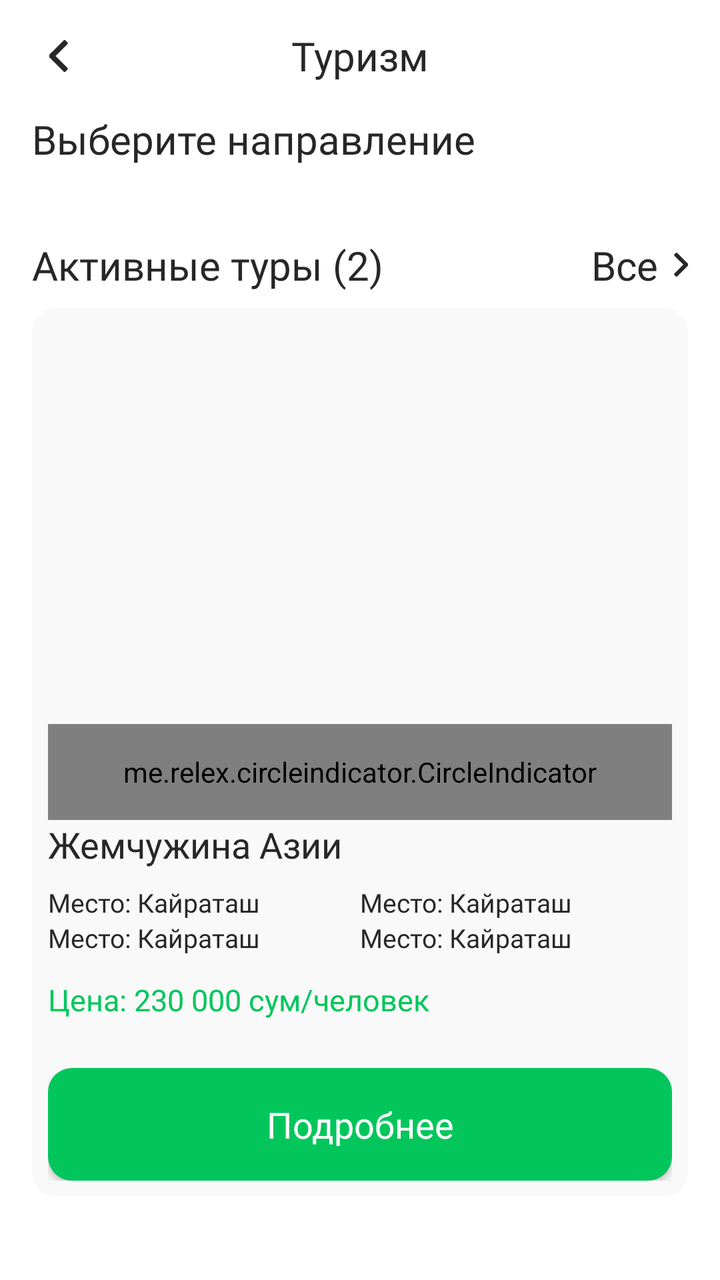
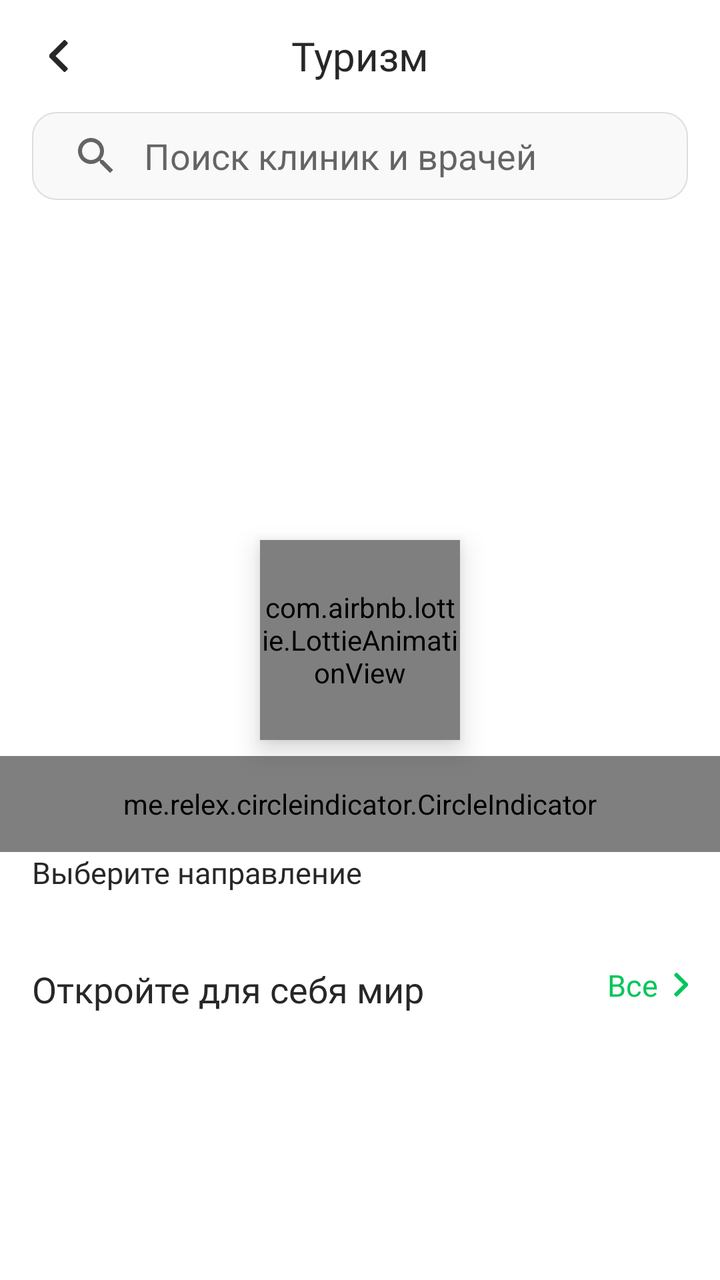

Screens rendered from an Android XML layout before and after an edit, with the pre-edit source and the edit as a unified diff.
<!-- AndroidManifest.xml: application theme Theme.MyTaxiUz -->
<!-- res/layout/fragment_tourism_main.xml -->
<?xml version="1.0" encoding="utf-8"?>
<androidx.appcompat.widget.LinearLayoutCompat xmlns:android="http://schemas.android.com/apk/res/android"
    android:layout_width="match_parent"
    xmlns:app="http://schemas.android.com/apk/res-auto"
    xmlns:tools="http://schemas.android.com/tools"
    android:orientation="vertical"
    tools:context=".fragments.tourism.mainTourism.FragmentTourismMain"
    android:layout_height="match_parent">

    <RelativeLayout
        android:elevation="@dimen/margin_padding_4dp"
        android:layout_width="match_parent"
        android:id="@+id/toolbar"
        android:layout_height="?attr/actionBarSize">
        <androidx.appcompat.widget.AppCompatImageView
            android:layout_width="wrap_content"
            android:layout_height="wrap_content"
            android:id="@+id/backToHome"
            android:background="?attr/selectableItemBackgroundBorderless"
            android:clickable="true"
            android:padding="@dimen/margin_padding_12dp"
            android:src="@drawable/ic_arrow_left"
            android:layout_marginStart="@dimen/margin_padding_12dp"
            android:layout_centerVertical="true"
            android:focusable="true" />

        <TextView
            android:layout_width="wrap_content"
            android:layout_height="wrap_content"
            android:text="@string/tourism"
            android:textColor="@color/black"
            android:textSize="@dimen/text_size_20sp"
            android:fontFamily="@font/inter_medium"
            android:layout_centerInParent="true"/>

    </RelativeLayout>

    <androidx.core.widget.NestedScrollView
        android:layout_width="match_parent"
        android:layout_height="wrap_content"
        android:scrollbars="none">
        <androidx.appcompat.widget.LinearLayoutCompat
            android:layout_width="match_parent"
            android:layout_marginHorizontal="@dimen/margin_padding_16"
            android:layout_height="wrap_content"
            android:orientation="vertical">
            <androidx.appcompat.widget.AppCompatTextView
                android:layout_width="wrap_content"
                android:layout_height="wrap_content"
                android:text="@string/choose_direction"
                android:textSize="@dimen/text_size_20sp"
                android:textColor="@color/black"
                android:fontFamily="@font/inter_bold"/>

            <androidx.recyclerview.widget.RecyclerView
                android:layout_width="match_parent"
                android:layout_height="wrap_content"
                android:layout_marginStart="-8dp"
                android:layout_marginTop="@dimen/margin_padding_12dp"
                android:id="@+id/recyclerView"/>

            <RelativeLayout
                android:layout_marginTop="@dimen/margin_padding_24dp"
                android:layout_width="wrap_content"
                android:layout_height="wrap_content">
                <androidx.appcompat.widget.AppCompatTextView
                    android:layout_width="wrap_content"
                    android:layout_height="wrap_content"
                    android:text="Активные туры (2)"
                    android:textSize="@dimen/text_size_20sp"
                    android:textColor="@color/black"
                    android:fontFamily="@font/inter_bold"/>
                <androidx.appcompat.widget.AppCompatTextView
                    android:layout_width="wrap_content"
                    android:layout_height="wrap_content"
                    android:text="Все"
                    android:id="@+id/all"
                    android:layout_alignParentEnd="true"
                    android:drawableEnd="@drawable/ic_arrow_right"
                    android:drawablePadding="@dimen/margin_padding_8dp"
                    android:textSize="@dimen/text_size_20sp"
                    android:textColor="@color/black"
                    android:fontFamily="@font/inter_medium"/>
            </RelativeLayout>


            <androidx.appcompat.widget.LinearLayoutCompat
                android:orientation="vertical"
                android:layout_width="match_parent"
                android:padding="@dimen/margin_padding_8dp"
                android:layout_marginBottom="32dp"
                android:background="@drawable/background_grey"
                android:layout_marginTop="@dimen/margin_padding_8dp"
                android:layout_height="wrap_content">
                <androidx.viewpager.widget.ViewPager
                    android:layout_width="match_parent"
                    android:id="@+id/viewPager"
                    android:layout_height="200dp"/>
                <me.relex.circleindicator.CircleIndicator
                    android:id="@+id/indicator"
                    app:ci_drawable_unselected="@drawable/image_unselected"
                    app:ci_drawable="@drawable/image_selected"
                    android:layout_width="match_parent"
                    android:layout_height="48dp"/>

                <androidx.appcompat.widget.AppCompatTextView
                    android:layout_width="wrap_content"
                    android:layout_height="wrap_content"
                    android:text="Жемчужина Азии"
                    android:textSize="@dimen/text_size_18sp"
                    android:textColor="@color/black"
                    android:fontFamily="@font/inter_bold"/>

                <androidx.appcompat.widget.LinearLayoutCompat
                    android:layout_width="match_parent"
                    android:layout_height="wrap_content"
                    android:layout_marginTop="@dimen/margin_padding_8dp"
                    android:orientation="horizontal">
                    <androidx.appcompat.widget.LinearLayoutCompat
                        android:layout_width="0dp"
                        android:layout_height="wrap_content"
                        android:layout_weight="1"
                        android:orientation="vertical">
                        <androidx.appcompat.widget.AppCompatTextView
                            android:layout_width="wrap_content"
                            android:layout_height="wrap_content"
                            android:textColor="@color/black"
                            android:textSize="@dimen/text_size_13sp"
                            android:fontFamily="@font/inter_regular"
                            android:text="Место: Кайраташ "/>
                        <androidx.appcompat.widget.AppCompatTextView
                            android:layout_width="wrap_content"
                            android:layout_height="wrap_content"
                            android:textColor="@color/black"
                            android:textSize="@dimen/text_size_13sp"
                            android:fontFamily="@font/inter_regular"
                            android:text="Место: Кайраташ "/>

                    </androidx.appcompat.widget.LinearLayoutCompat>
                    <androidx.appcompat.widget.LinearLayoutCompat
                        android:layout_width="0dp"
                        android:layout_height="wrap_content"
                        android:layout_weight="1"
                        android:orientation="vertical">
                        <androidx.appcompat.widget.AppCompatTextView
                            android:layout_width="wrap_content"
                            android:layout_height="wrap_content"
                            android:textColor="@color/black"
                            android:textSize="@dimen/text_size_13sp"
                            android:fontFamily="@font/inter_regular"
                            android:text="Место: Кайраташ "/>
                        <androidx.appcompat.widget.AppCompatTextView
                            android:layout_width="wrap_content"
                            android:layout_height="wrap_content"
                            android:textColor="@color/black"
                            android:textSize="@dimen/text_size_13sp"
                            android:fontFamily="@font/inter_regular"
                            android:text="Место: Кайраташ "/>
                    </androidx.appcompat.widget.LinearLayoutCompat>
                </androidx.appcompat.widget.LinearLayoutCompat>

                <androidx.appcompat.widget.AppCompatTextView
                    android:layout_width="wrap_content"
                    android:layout_height="wrap_content"
                    android:text="Цена: 230 000 сум/человек"
                    android:textColor="@color/green"
                    android:textSize="@dimen/text_size_15sp"
                    android:fontFamily="@font/inter_medium"
                    android:layout_marginTop="@dimen/margin_padding_12dp"/>

                <androidx.appcompat.widget.AppCompatButton
                    android:id="@+id/back"
                    android:layout_width="match_parent"
                    android:layout_height="wrap_content"
                    android:layout_marginTop="@dimen/margin_padding_24dp"
                    android:background="@drawable/background_white_corner_12"
                    android:backgroundTint="@color/green"
                    android:padding="@dimen/margin_padding_16dp"
                    android:text="@string/more_details"
                    android:textAppearance="@style/boldStyleLight"
                    android:textSize="@dimen/text_size_18sp" />


            </androidx.appcompat.widget.LinearLayoutCompat>


        </androidx.appcompat.widget.LinearLayoutCompat>
    </androidx.core.widget.NestedScrollView>







</androidx.appcompat.widget.LinearLayoutCompat>
<!-- resources referenced by this layout -->
<resources>
  <color name="black">#272727</color>
  <color name="green">#02C65C</color>
  <dimen name="margin_padding_12dp">12dp</dimen>
  <dimen name="margin_padding_16">16dp</dimen>
  <dimen name="margin_padding_16dp">16dp</dimen>
  <dimen name="margin_padding_24dp">24dp</dimen>
  <dimen name="margin_padding_4dp">4dp</dimen>
  <dimen name="margin_padding_8dp">8dp</dimen>
  <dimen name="text_size_13sp">13sp</dimen>
  <dimen name="text_size_15sp">15sp</dimen>
  <dimen name="text_size_18sp">18sp</dimen>
  <dimen name="text_size_20sp">20sp</dimen>
  <!-- drawable background_grey (drawable) -->
  <?xml version="1.0" encoding="utf-8"?>
  <shape xmlns:android="http://schemas.android.com/apk/res/android">
      <corners android:radius="12sp"/>
      <solid android:color="@color/grey"/>
  </shape>
  <!-- drawable background_white_corner_12 (drawable) -->
  <?xml version="1.0" encoding="utf-8"?>
  <shape xmlns:android="http://schemas.android.com/apk/res/android">
  <corners android:radius="12dp"/>
      <solid android:color="@color/white"/>
  </shape>
  <!-- drawable image_selected (drawable) -->
  <?xml version="1.0" encoding="utf-8"?>
  <shape xmlns:android="http://schemas.android.com/apk/res/android">
  
      <corners android:radius="2.5dp"/>
      <solid android:color="@color/green"/>
      <size android:width="5dp" android:height="5dp"/>
  
  
  </shape>
  <!-- drawable image_unselected (drawable) -->
  <?xml version="1.0" encoding="utf-8"?>
  <shape xmlns:android="http://schemas.android.com/apk/res/android">
  
      <corners android:radius="2dp"/>
      <solid android:color="@color/dark_grey"/>
      <size android:width="3dp" android:height="3dp"/>
  
  </shape>
  <string name="choose_direction">Выберите направление</string>
  <string name="more_details">Подробнее</string>
  <string name="tourism">Туризм</string>
  <style name="boldStyleLight">
          <item name="fontFamily">@font/inter_bold</item>
          <item name="android:textColor">@color/white</item>
      </style>
  <style name="Theme.MyTaxiUz" parent="Theme.MaterialComponents.DayNight.DarkActionBar">
          
          <item name="colorPrimary">@color/green</item>
          <item name="colorPrimaryVariant">@color/green</item>
          <item name="colorOnPrimary">@color/white</item>
          
          <item name="colorSecondary">@color/yellow</item>
          <item name="colorSecondaryVariant">@color/yellow</item>
          <item name="colorOnSecondary">@color/black</item>
  
          <item name="colorAccent">@color/green</item>
          
          <item name="android:statusBarColor" tools:targetApi="l">@color/white</item>
          
          <item name="android:datePickerStyle">@style/MyDatePickerStyle</item>
      </style>
  <color name="grey">#F9F9F9</color>
  <color name="white">#FFFFFFFF</color>
  <color name="dark_grey">#DBDFE0</color>
  <color name="yellow">#FFB802</color>
  <style name="MyDatePickerStyle" parent="@android:style/Widget.DeviceDefault.DatePicker">
          <item name="android:headerBackground">@color/red</item>
          <item name="android:headerMonthTextAppearance">@style/MyDatePickerTextAppearance</item>
      </style>
  <color name="red">#FF6060</color>
  <style name="MyDatePickerTextAppearance" parent="TextAppearance.AppCompat.Body1">
          <item name="android:textColor">@drawable/my_color_state_list</item>
      </style>
  <!-- drawable my_color_state_list (drawable) -->
  <?xml version="1.0" encoding="utf-8"?>
  <selector xmlns:android="http://schemas.android.com/apk/res/android">
      
      <item android:color="@color/green" android:state_selected="true"/>
      
  </selector>
  <!-- unchanged entries left out for length: 2 -->
</resources>

<!-- the commit's change to res/layout/fragment_tourism_main.xml (unified diff, before → after) -->
@@ -1,5 +1,5 @@
 <?xml version="1.0" encoding="utf-8"?>
-<androidx.appcompat.widget.LinearLayoutCompat xmlns:android="http://schemas.android.com/apk/res/android"
+<androidx.coordinatorlayout.widget.CoordinatorLayout xmlns:android="http://schemas.android.com/apk/res/android"
     android:layout_width="match_parent"
     xmlns:app="http://schemas.android.com/apk/res-auto"
     xmlns:tools="http://schemas.android.com/tools"
@@ -7,95 +7,79 @@
     tools:context=".fragments.tourism.mainTourism.FragmentTourismMain"
     android:layout_height="match_parent">
 
-    <RelativeLayout
-        android:elevation="@dimen/margin_padding_4dp"
-        android:layout_width="match_parent"
-        android:id="@+id/toolbar"
-        android:layout_height="?attr/actionBarSize">
-        <androidx.appcompat.widget.AppCompatImageView
-            android:layout_width="wrap_content"
-            android:layout_height="wrap_content"
-            android:id="@+id/backToHome"
-            android:background="?attr/selectableItemBackgroundBorderless"
-            android:clickable="true"
-            android:padding="@dimen/margin_padding_12dp"
-            android:src="@drawable/ic_arrow_left"
-            android:layout_marginStart="@dimen/margin_padding_12dp"
-            android:layout_centerVertical="true"
-            android:focusable="true" />
-
-        <TextView
-            android:layout_width="wrap_content"
-            android:layout_height="wrap_content"
-            android:text="@string/tourism"
-            android:textColor="@color/black"
-            android:textSize="@dimen/text_size_20sp"
-            android:fontFamily="@font/inter_medium"
-            android:layout_centerInParent="true"/>
-
-    </RelativeLayout>
-
-    <androidx.core.widget.NestedScrollView
+    <androidx.appcompat.widget.LinearLayoutCompat
         android:layout_width="match_parent"
         android:layout_height="wrap_content"
-        android:scrollbars="none">
-        <androidx.appcompat.widget.LinearLayoutCompat
+        android:orientation="vertical">
+        <RelativeLayout
+            android:elevation="@dimen/margin_padding_4dp"
             android:layout_width="match_parent"
-            android:layout_marginHorizontal="@dimen/margin_padding_16"
-            android:layout_height="wrap_content"
-            android:orientation="vertical">
-            <androidx.appcompat.widget.AppCompatTextView
+            android:id="@+id/toolbar"
+            android:layout_height="?attr/actionBarSize">
+            <androidx.appcompat.widget.AppCompatImageView
                 android:layout_width="wrap_content"
                 android:layout_height="wrap_content"
-                android:text="@string/choose_direction"
+                android:id="@+id/backToHome"
+                android:background="?attr/selectableItemBackgroundBorderless"
+                android:clickable="true"
+                android:padding="@dimen/margin_padding_12dp"
+                android:src="@drawable/ic_arrow_left"
+                android:layout_marginStart="@dimen/margin_padding_12dp"
+                android:layout_centerVertical="true"
+                android:focusable="true" />
+
+            <TextView
+                android:layout_width="wrap_content"
+                android:layout_height="wrap_content"
+                android:text="@string/tourism"
+                android:textColor="@color/black"
                 android:textSize="@dimen/text_size_20sp"
-                android:textColor="@color/black"
-                android:fontFamily="@font/inter_bold"/>
+                android:fontFamily="@font/inter_medium"
+                android:layout_centerInParent="true"/>
 
-            <androidx.recyclerview.widget.RecyclerView
+        </RelativeLayout>
+
+        <androidx.core.widget.NestedScrollView
+            android:layout_width="match_parent"
+            android:layout_height="wrap_content"
+            android:scrollbars="none">
+            <androidx.appcompat.widget.LinearLayoutCompat
                 android:layout_width="match_parent"
                 android:layout_height="wrap_content"
-                android:layout_marginStart="-8dp"
-                android:layout_marginTop="@dimen/margin_padding_12dp"
-                android:id="@+id/recyclerView"/>
+                android:orientation="vertical">
 
-            <RelativeLayout
-                android:layout_marginTop="@dimen/margin_padding_24dp"
-                android:layout_width="wrap_content"
-                android:layout_height="wrap_content">
-                <androidx.appcompat.widget.AppCompatTextView
-                    android:layout_width="wrap_content"
+                <androidx.appcompat.widget.SearchView
+                    android:id="@+id/search_view"
+                    android:layout_width="match_parent"
+                    android:layout_height="44dp"
+                    android:layout_marginHorizontal="@dimen/margin_padding_16"
+                    android:background="@drawable/bg_grey_rounded"
+                    app:iconifiedByDefault="false"
+                    app:queryBackground="@null"
+                    app:queryHint="Поиск клиник и врачей" />
+
+                <androidx.recyclerview.widget.RecyclerView
+                    android:id="@+id/recyclerViewChip"
+                    android:layout_width="match_parent"
                     android:layout_height="wrap_content"
-                    android:text="Активные туры (2)"
-                    android:textSize="@dimen/text_size_20sp"
-                    android:textColor="@color/black"
-                    android:fontFamily="@font/inter_bold"/>
-                <androidx.appcompat.widget.AppCompatTextView
-                    android:layout_width="wrap_content"
-                    android:layout_height="wrap_content"
-                    android:text="Все"
-                    android:id="@+id/all"
-                    android:layout_alignParentEnd="true"
-                    android:drawableEnd="@drawable/ic_arrow_right"
-                    android:drawablePadding="@dimen/margin_padding_8dp"
-                    android:textSize="@dimen/text_size_20sp"
-                    android:textColor="@color/black"
-                    android:fontFamily="@font/inter_medium"/>
-            </RelativeLayout>
+                    android:layout_marginTop="@dimen/margin_padding_12dp"
+                    android:clipToPadding="false"
+                    android:orientation="horizontal"
+                    android:paddingStart="@dimen/margin_padding_16"
+                    android:paddingEnd="@dimen/margin_padding_8dp"
+                    app:layoutManager="androidx.recyclerview.widget.LinearLayoutManager"
+                    tools:itemCount="6"
+                    tools:listitem="@layout/layout_textview_chip" />
 
 
-            <androidx.appcompat.widget.LinearLayoutCompat
-                android:orientation="vertical"
-                android:layout_width="match_parent"
-                android:padding="@dimen/margin_padding_8dp"
-                android:layout_marginBottom="32dp"
-                android:background="@drawable/background_grey"
-                android:layout_marginTop="@dimen/margin_padding_8dp"
-                android:layout_height="wrap_content">
+
                 <androidx.viewpager.widget.ViewPager
                     android:layout_width="match_parent"
-                    android:id="@+id/viewPager"
-                    android:layout_height="200dp"/>
+                    android:layout_height="250dp"
+                    android:paddingHorizontal="@dimen/margin_padding_16"
+                    android:clipToPadding="false"
+                    android:layout_marginTop="@dimen/margin_padding_16"
+                    android:id="@+id/viewPager"/>
                 <me.relex.circleindicator.CircleIndicator
                     android:id="@+id/indicator"
                     app:ci_drawable_unselected="@drawable/image_unselected"
@@ -103,94 +87,97 @@
                     android:layout_width="match_parent"
                     android:layout_height="48dp"/>
 
-                <androidx.appcompat.widget.AppCompatTextView
-                    android:layout_width="wrap_content"
-                    android:layout_height="wrap_content"
-                    android:text="Жемчужина Азии"
-                    android:textSize="@dimen/text_size_18sp"
-                    android:textColor="@color/black"
-                    android:fontFamily="@font/inter_bold"/>
 
-                <androidx.appcompat.widget.LinearLayoutCompat
-                    android:layout_width="match_parent"
-                    android:layout_height="wrap_content"
-                    android:layout_marginTop="@dimen/margin_padding_8dp"
-                    android:orientation="horizontal">
-                    <androidx.appcompat.widget.LinearLayoutCompat
-                        android:layout_width="0dp"
-                        android:layout_height="wrap_content"
-                        android:layout_weight="1"
-                        android:orientation="vertical">
-                        <androidx.appcompat.widget.AppCompatTextView
-                            android:layout_width="wrap_content"
-                            android:layout_height="wrap_content"
-                            android:textColor="@color/black"
-                            android:textSize="@dimen/text_size_13sp"
-                            android:fontFamily="@font/inter_regular"
-                            android:text="Место: Кайраташ "/>
-                        <androidx.appcompat.widget.AppCompatTextView
-                            android:layout_width="wrap_content"
-                            android:layout_height="wrap_content"
-                            android:textColor="@color/black"
-                            android:textSize="@dimen/text_size_13sp"
-                            android:fontFamily="@font/inter_regular"
-                            android:text="Место: Кайраташ "/>
-
-                    </androidx.appcompat.widget.LinearLayoutCompat>
-                    <androidx.appcompat.widget.LinearLayoutCompat
-                        android:layout_width="0dp"
-                        android:layout_height="wrap_content"
-                        android:layout_weight="1"
-                        android:orientation="vertical">
-                        <androidx.appcompat.widget.AppCompatTextView
-                            android:layout_width="wrap_content"
-                            android:layout_height="wrap_content"
-                            android:textColor="@color/black"
-                            android:textSize="@dimen/text_size_13sp"
-                            android:fontFamily="@font/inter_regular"
-                            android:text="Место: Кайраташ "/>
-                        <androidx.appcompat.widget.AppCompatTextView
-                            android:layout_width="wrap_content"
-                            android:layout_height="wrap_content"
-                            android:textColor="@color/black"
-                            android:textSize="@dimen/text_size_13sp"
-                            android:fontFamily="@font/inter_regular"
-                            android:text="Место: Кайраташ "/>
-                    </androidx.appcompat.widget.LinearLayoutCompat>
-                </androidx.appcompat.widget.LinearLayoutCompat>
 
                 <androidx.appcompat.widget.AppCompatTextView
                     android:layout_width="wrap_content"
                     android:layout_height="wrap_content"
-                    android:text="Цена: 230 000 сум/человек"
-                    android:textColor="@color/green"
+                    android:text="@string/choose_direction"
                     android:textSize="@dimen/text_size_15sp"
-                    android:fontFamily="@font/inter_medium"
-                    android:layout_marginTop="@dimen/margin_padding_12dp"/>
+                    android:layout_marginHorizontal="@dimen/margin_padding_16"
+                    android:textColor="@color/black"
+                    android:fontFamily="@font/inter_bold"/>
 
-                <androidx.appcompat.widget.AppCompatButton
-                    android:id="@+id/back"
+                <androidx.recyclerview.widget.RecyclerView
                     android:layout_width="match_parent"
                     android:layout_height="wrap_content"
+                    android:layout_marginTop="@dimen/margin_padding_12dp"
+                    android:id="@+id/recyclerView"/>
+
+                <RelativeLayout
                     android:layout_marginTop="@dimen/margin_padding_24dp"
-                    android:background="@drawable/background_white_corner_12"
-                    android:backgroundTint="@color/green"
-                    android:padding="@dimen/margin_padding_16dp"
-                    android:text="@string/more_details"
-                    android:textAppearance="@style/boldStyleLight"
-                    android:textSize="@dimen/text_size_18sp" />
+                    android:layout_width="wrap_content"
+                    android:layout_marginHorizontal="@dimen/margin_padding_16"
+                    android:layout_height="wrap_content">
+
+                    <androidx.appcompat.widget.AppCompatTextView
+                        android:layout_width="wrap_content"
+                        android:layout_height="wrap_content"
+                        android:fontFamily="@font/inter_bold"
+                        android:text="@string/discover_the_world"
+                        android:textColor="@color/black"
+                        android:textSize="@dimen/text_size_18sp" />
+
+                    <androidx.appcompat.widget.AppCompatTextView
+                        android:id="@+id/all"
+                        android:layout_width="wrap_content"
+                        android:layout_height="wrap_content"
+                        android:layout_alignParentEnd="true"
+                        android:drawableEnd="@drawable/ic_arrow_right"
+                        android:drawablePadding="@dimen/margin_padding_8dp"
+                        android:fontFamily="@font/inter_medium"
+                        android:text="@string/alll"
+                        android:drawableTint="@color/green"
+                        android:textColor="@color/green"
+                        android:textSize="@dimen/text_size_15sp" />
+                </RelativeLayout>
+
+
+                <androidx.recyclerview.widget.RecyclerView
+                    android:paddingBottom="@dimen/margin_padding_24dp"
+                    android:layout_marginTop="@dimen/margin_padding_12dp"
+                    android:layout_width="match_parent"
+                    android:paddingStart="@dimen/margin_padding_16"
+                    android:paddingEnd="7dp"
+                    android:clipToPadding="false"
+                    android:layout_height="wrap_content"
+                    android:id="@+id/recyclerViewDiscover"/>
 
 
             </androidx.appcompat.widget.LinearLayoutCompat>
+        </androidx.core.widget.NestedScrollView>
+    </androidx.appcompat.widget.LinearLayoutCompat>
 
-
-        </androidx.appcompat.widget.LinearLayoutCompat>
-    </androidx.core.widget.NestedScrollView>
+    <include layout="@layout/loader_lottie"
+        android:id="@+id/loader"/>
 
 
 
 
 
 
-
-</androidx.appcompat.widget.LinearLayoutCompat>
+</androidx.coordinatorlayout.widget.CoordinatorLayout>
+<!-- res/layout/layout_textview_chip.xml (included above) -->
+<?xml version="1.0" encoding="utf-8"?>
+<androidx.appcompat.widget.AppCompatTextView xmlns:android="http://schemas.android.com/apk/res/android"
+    android:layout_width="wrap_content"
+    android:text="Пластическая хирургия"
+    android:id="@+id/title"
+    android:layout_marginEnd="@dimen/margin_padding_8dp"
+    android:background="@drawable/chip_drawable"
+    android:paddingHorizontal="@dimen/margin_padding_12dp"
+    android:paddingVertical="@dimen/dimens_10dp"
+    android:layout_height="wrap_content"/>
+<!-- res/layout/loader_lottie.xml (included above) -->
+<?xml version="1.0" encoding="utf-8"?>
+<com.airbnb.lottie.LottieAnimationView
+    android:layout_width="100dp"
+    android:layout_height="100dp"
+    xmlns:app="http://schemas.android.com/apk/res-auto"
+    xmlns:android="http://schemas.android.com/apk/res/android"
+    android:elevation="@dimen/margin_padding_8dp"
+    android:layout_gravity="center"
+    android:id="@+id/loader"
+    app:lottie_autoPlay="true"
+    app:lottie_loop="true"
+    app:lottie_rawRes="@raw/loader"/>
<!-- resource entries referenced after the edit -->
@@ -2,27 +2,32 @@
 <resources>
   <color name="black">#272727</color>
   <color name="green">#02C65C</color>
+  <dimen name="dimens_10dp">10dp</dimen>
   <dimen name="margin_padding_12dp">12dp</dimen>
   <dimen name="margin_padding_16">16dp</dimen>
-  <dimen name="margin_padding_16dp">16dp</dimen>
   <dimen name="margin_padding_24dp">24dp</dimen>
   <dimen name="margin_padding_4dp">4dp</dimen>
   <dimen name="margin_padding_8dp">8dp</dimen>
-  <dimen name="text_size_13sp">13sp</dimen>
   <dimen name="text_size_15sp">15sp</dimen>
   <dimen name="text_size_18sp">18sp</dimen>
   <dimen name="text_size_20sp">20sp</dimen>
-  <!-- drawable background_grey (drawable) -->
+  <!-- drawable bg_grey_rounded (drawable) -->
+  <?xml version="1.0" encoding="utf-8"?>
+  <shape xmlns:android="http://schemas.android.com/apk/res/android"
+      android:shape="rectangle">
+      <solid android:color="@color/grey"/>
+      <corners android:radius="@dimen/margin_padding_12dp"/>
+      <stroke
+          android:width="0.5dp"
+          android:color="@color/dark_grey" />
+  
+  </shape>
+  <!-- drawable chip_drawable (drawable) -->
   <?xml version="1.0" encoding="utf-8"?>
   <shape xmlns:android="http://schemas.android.com/apk/res/android">
-      <corners android:radius="12sp"/>
+  
+      <corners android:radius="@dimen/dimen_32dp"/>
       <solid android:color="@color/grey"/>
-  </shape>
-  <!-- drawable background_white_corner_12 (drawable) -->
-  <?xml version="1.0" encoding="utf-8"?>
-  <shape xmlns:android="http://schemas.android.com/apk/res/android">
-  <corners android:radius="12dp"/>
-      <solid android:color="@color/white"/>
   </shape>
   <!-- drawable image_selected (drawable) -->
   <?xml version="1.0" encoding="utf-8"?>
@@ -43,13 +48,10 @@
       <size android:width="3dp" android:height="3dp"/>
   
   </shape>
+  <string name="alll">Все</string>
   <string name="choose_direction">Выберите направление</string>
-  <string name="more_details">Подробнее</string>
+  <string name="discover_the_world">Откройте для себя мир</string>
   <string name="tourism">Туризм</string>
-  <style name="boldStyleLight">
-          <item name="fontFamily">@font/inter_bold</item>
-          <item name="android:textColor">@color/white</item>
-      </style>
   <style name="Theme.MyTaxiUz" parent="Theme.MaterialComponents.DayNight.DarkActionBar">
           
           <item name="colorPrimary">@color/green</item>
@@ -69,6 +71,7 @@
   <color name="grey">#F9F9F9</color>
   <color name="white">#FFFFFFFF</color>
   <color name="dark_grey">#DBDFE0</color>
+  <dimen name="dimen_32dp">32dp</dimen>
   <color name="yellow">#FFB802</color>
   <style name="MyDatePickerStyle" parent="@android:style/Widget.DeviceDefault.DatePicker">
           <item name="android:headerBackground">@color/red</item>
